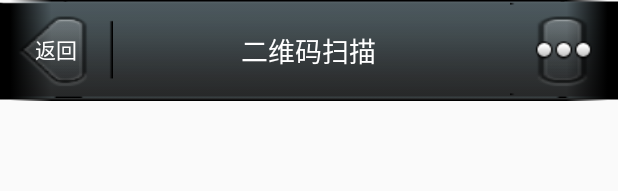
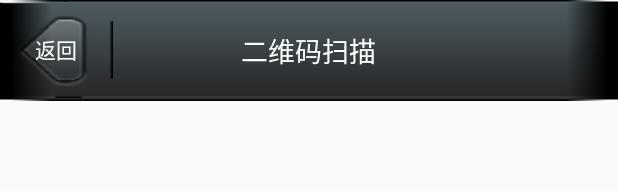
Before and after one commit to zhangzijian86/PGNGMCAndroid, an Android app: the layout activity_title.xml on its own in the app's theme, with its tools: preview values and no code run, on a phone screen of 412 x 824 dp. Shown: the top 191 px of the screen. Run offline under Robolectric (Android 15) with nearby library versions, the phone set to English and light mode, and no system bars.

```diff
--- a/NGMCAndroid/src/main/java/com/pg/ngmc/pgngmcandroid/view/NewsFragment.java
+++ b/NGMCAndroid/src/main/java/com/pg/ngmc/pgngmcandroid/view/NewsFragment.java
@@ -239,7 +239,8 @@ public class NewsFragment extends Fragment {
 			SDKInitializer.initialize(getActivity().getApplicationContext());
 			View v = inflater.inflate(R.layout.activity_mapdemo, container, false);
 			mapView = (MapView) v.findViewById(R.id.mapView);
-
+			mapView.showScaleControl(false);
+			mapView.showZoomControls(false);
 			mBaiduMap = mapView.getMap();
 			//普通地图
 			mBaiduMap.setMapType(BaiduMap.MAP_TYPE_NORMAL);
--- a/NGMCAndroid/src/main/res/layout/activity_title.xml
+++ b/NGMCAndroid/src/main/res/layout/activity_title.xml
@@ -24,14 +24,4 @@
         android:textColor="@android:color/white"
         android:textSize="18sp" />
 
-    <ImageButton
-        android:id="@+id/button_function"
-        android:layout_width="wrap_content"
-        android:layout_height="wrap_content"
-        android:layout_alignParentRight="true"
-        android:layout_marginRight="2dip"
-        android:background="@drawable/mm_title_right_btn"
-        android:minWidth="70dip"
-        android:src="@drawable/mm_title_btn_menu_normal" />
-
 </RelativeLayout>
```
Also changed, not shown: NGMCAndroid/src/main/java/com/pg/ngmc/pgngmcandroid/activity/MainActivity.java (+30 -2 lines), NGMCAndroid/src/main/java/com/pg/ngmc/pgngmcandroid/activity/MipcaActivityCapture.java (+9 -9 lines), NGMCAndroid/src/main/java/com/pg/ngmc/pgngmcandroid/activity/SplashActivity.java (+18 -2 lines).
